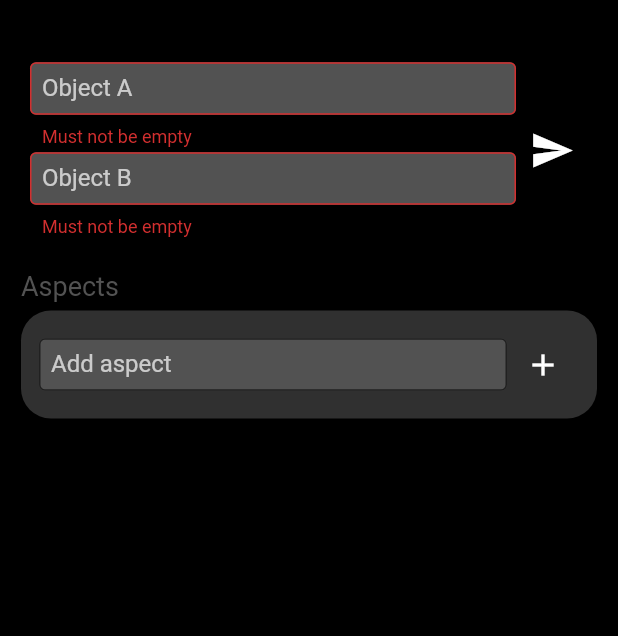
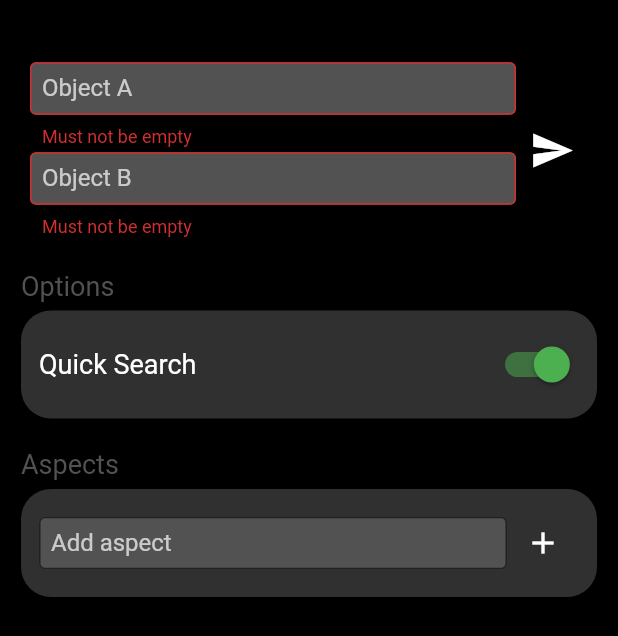
Before and after one commit to P1NHE4D/ComparatorClient, a Flutter app: the screen it shows after launch, after a tap on the "send" icon, on a phone screen of 412 x 824 dp. Shown: the top 636 px of the screen. Run offline on Flutter 3.47's test engine with Material 2 defaults, Android fonts, the phone set to English and light mode, and no system bars; network calls fail.

Commit message:
feat: add quick search option (#17)
* feat: add quick search option

* feat: reset model on query execution

```diff
--- a/lib/models/query_model.dart
+++ b/lib/models/query_model.dart
@@ -4,10 +4,18 @@ import 'package:flutter/cupertino.dart';
 class QueryModel extends ChangeNotifier {
   String _objA = '';
   String _objB = '';
+  bool _quickSearch = true;
   final List<String> _aspects = [];
 
   String get objA => _objA;
   String get objB => _objB;
+
+  bool get quickSearch => _quickSearch;
+  set quickSearch(bool val) {
+    assert(val != null);
+    _quickSearch = val;
+    notifyListeners();
+  }
 
   void setObjects(String objA, String objB) {
     assert(objA != null);
@@ -33,6 +41,7 @@ class QueryModel extends ChangeNotifier {
     _aspects.clear();
     _objA = '';
     _objB = '';
+    _quickSearch = true;
     notifyListeners();
   }
 }
--- a/lib/screens/query_result_screen/query_result_screen.dart
+++ b/lib/screens/query_result_screen/query_result_screen.dart
@@ -41,7 +41,8 @@ class _QueryResultScreenState extends State<QueryResultScreen> {
     final queryModelState = Provider.of<QueryModel>(context, listen: false);
     _objA = queryModelState.objA;
     _objB = queryModelState.objB;
-    queryResult = sendQuery(queryModelState.objA, queryModelState.objB, queryModelState.aspects);
+    queryResult = sendQuery(queryModelState.objA, queryModelState.objB, queryModelState.aspects, queryModelState.quickSearch);
+    queryModelState.resetModel();
   }
 
   void _startTimer() {
--- a/lib/screens/query_screen/query_screen.dart
+++ b/lib/screens/query_screen/query_screen.dart
@@ -1,75 +1,22 @@
-import 'package:comparator/models/query_model.dart';
-import 'package:comparator/screens/query_screen/widgets/aspect_list_view.dart';
-import 'package:comparator/widgets/com_text_form_field.dart';
+import 'package:comparator/screens/query_screen/widgets/aspect_box.dart';
+import 'package:comparator/screens/query_screen/widgets/options_box.dart';
+import 'package:comparator/screens/query_screen/widgets/search_box.dart';
 import 'package:flutter/cupertino.dart';
 import 'package:flutter/material.dart';
-import 'package:provider/provider.dart';
 
 class QueryScreen extends StatelessWidget {
-  final TextEditingController _objAcontroller = TextEditingController();
-  final TextEditingController _objBcontroller = TextEditingController();
-  final GlobalKey<FormState> _formKey = GlobalKey<FormState>();
-  final RegExp _regExp = new RegExp(r"^\w+$");
-
-  String _validateInput(String value) {
-    if (value.isEmpty) {
-      return 'Must not be empty';
-    }
-    if (!_regExp.hasMatch(value)) {
-      return 'Only alphanumeric characters allowed.';
-    }
-    return null;
-  }
 
   @override
   Widget build(BuildContext context) {
     return Scaffold(
       backgroundColor: Color.fromRGBO(0, 0, 0, 1),
       body: SingleChildScrollView(
-        child: Form(
-          key: _formKey,
-          child: Column(
-            children: [
-              Container(
-                height: 120,
-                padding: EdgeInsets.fromLTRB(20, 0, 20, 0),
-                margin: EdgeInsets.fromLTRB(0, 40, 0, 0),
-                child: Row(
-                  children: [
-                    Expanded(
-                      child: Column(
-                        mainAxisAlignment: MainAxisAlignment.spaceAround,
-                        children: [
-                          ComTextFormField(
-                            label: 'Object A',
-                            controller: _objAcontroller,
-                            validator: _validateInput,
-                          ),
-                          ComTextFormField(
-                            label: 'Object B',
-                            controller: _objBcontroller,
-                            validator: _validateInput,
-                          ),
-                        ],
-                      ),
-                    ),
-                    IconButton(
-                      icon: Icon(Icons.send, color: Colors.white, size: 30.0,),
-                      onPressed: () {
-                        if(_formKey.currentState.validate()) {
-                          Provider.of<QueryModel>(context, listen: false).setObjects(_objAcontroller.text, _objBcontroller.text);
-                          _objAcontroller.clear();
-                          _objBcontroller.clear();
-                          Navigator.pushNamed(context, '/results');
-                        }
-                      },
-                    )
-                  ],
-                ),
-              ),
-              AspectListView(),
-            ],
-          ),
+        child: Column(
+          children: [
+            SearchBox(),
+            OptionsBox(),
+            AspectBox(),
+          ],
         ),
       )
     );
--- a/lib/screens/query_screen/widgets/aspect_list_view.dart
+++ b/lib/screens/query_screen/widgets/aspect_box.dart
@@ -5,12 +5,12 @@ import 'package:flutter/cupertino.dart';
 import 'package:flutter/material.dart';
 import 'package:provider/provider.dart';
 
-class AspectListView extends StatefulWidget {
+class AspectBox extends StatefulWidget {
   @override
-  _AspectListViewState createState() => _AspectListViewState();
+  _AspectBoxState createState() => _AspectBoxState();
 }
 
-class _AspectListViewState extends State<AspectListView> {
+class _AspectBoxState extends State<AspectBox> {
   final GlobalKey<FormState> _formKey = GlobalKey<FormState>();
   final TextEditingController _controller = TextEditingController();
   final RegExp _regExp = new RegExp(r"^\w+$");
--- /dev/null
+++ b/lib/screens/query_screen/widgets/options_box.dart
@@ -0,0 +1,31 @@
+import 'package:comparator/models/query_model.dart';
+import 'package:comparator/widgets/com_box.dart';
+import 'package:flutter/cupertino.dart';
+import 'package:flutter/material.dart';
+import 'package:provider/provider.dart';
+
+class OptionsBox extends StatelessWidget {
+  @override
+  Widget build(BuildContext context) {
+    return ComBox(
+      title: Text('Options', style: TextStyle(color: Color.fromRGBO(82, 82, 82, 1), fontSize: 18)),
+      child: Row(
+        mainAxisAlignment: MainAxisAlignment.spaceBetween,
+        children: [
+          Text('Quick Search', style: TextStyle(color: Colors.white, fontSize: 18),),
+          Consumer<QueryModel> (
+              builder: (context, model, child) => Transform.scale(
+                scale: 1.2,
+                child: Switch(
+                  value: model.quickSearch,
+                  onChanged: (val) => model.quickSearch = val,
+                  activeColor: Colors.green,
+                ),
+              )
+          ),
+        ],
+      ),
+    );
+  }
+
+}
--- /dev/null
+++ b/lib/screens/query_screen/widgets/search_box.dart
@@ -0,0 +1,67 @@
+import 'package:comparator/models/query_model.dart';
+import 'package:comparator/widgets/com_text_form_field.dart';
+import 'package:flutter/cupertino.dart';
+import 'package:flutter/material.dart';
+import 'package:provider/provider.dart';
+
+class SearchBox extends StatelessWidget {
+  final TextEditingController _objAcontroller = TextEditingController();
+  final TextEditingController _objBcontroller = TextEditingController();
+  final GlobalKey<FormState> _formKey = GlobalKey<FormState>();
+  final RegExp _regExp = new RegExp(r"^\w+$");
+
+  String _validateInput(String value) {
+    if (value.isEmpty) {
+      return 'Must not be empty';
+    }
+    if (!_regExp.hasMatch(value)) {
+      return 'Only alphanumeric characters allowed.';
+    }
+    return null;
+  }
+
+  @override
+  Widget build(BuildContext context) {
+    return Form(
+      key: _formKey,
+      child: Container(
+        height: 120,
+        padding: EdgeInsets.fromLTRB(20, 0, 20, 0),
+        margin: EdgeInsets.fromLTRB(0, 40, 0, 0),
+        child: Row(
+          children: [
+            Expanded(
+              child: Column(
+                mainAxisAlignment: MainAxisAlignment.spaceAround,
+                children: [
+                  ComTextFormField(
+                    label: 'Object A',
+                    controller: _objAcontroller,
+                    validator: _validateInput,
+                  ),
+                  ComTextFormField(
+                    label: 'Object B',
+                    controller: _objBcontroller,
+                    validator: _validateInput,
+                  ),
+                ],
+              ),
+            ),
+            IconButton(
+              icon: Icon(Icons.send, color: Colors.white, size: 30.0,),
+              onPressed: () {
+                if(_formKey.currentState.validate()) {
+                  Provider.of<QueryModel>(context, listen: false).setObjects(_objAcontroller.text, _objBcontroller.text);
+                  _objAcontroller.clear();
+                  _objBcontroller.clear();
+                  Navigator.pushNamed(context, '/results');
+                }
+              },
+            )
+          ],
+        ),
+      ),
+    );
+  }
+
+}
--- a/lib/services/comparator_api.dart
+++ b/lib/services/comparator_api.dart
@@ -3,11 +3,12 @@ import 'dart:io';
 import 'package:comparator/models/query_result.dart';
 import 'package:http/http.dart' as http;
 
-Future<QueryResult> sendQuery(String objA, String objB, List<String> aspects) async {
+Future<QueryResult> sendQuery(String objA, String objB, List<String> aspects, bool quickSearch) async {
   final Map<String, String> queryParameters = {
     'objA': objA,
     'objB': objB,
-    'aspects': aspects.join(' ')
+    'aspects': aspects.join(' '),
+    'quickSearch': quickSearch.toString()
   };
   final uri = Uri.https('www.comparator.p1nhe4d.com', '/api/', queryParameters);
   try {
--- a/lib/widgets/com_box.dart
+++ b/lib/widgets/com_box.dart
@@ -15,7 +15,7 @@ class ComBox extends StatefulWidget {
   ComBox({
     this.title,
     this.child,
-    this.backgroundColor,
+    this.backgroundColor = const Color.fromRGBO(48, 48, 48, 1),
     this.focusColor,
     this.onTap,
     this.icon,
```
